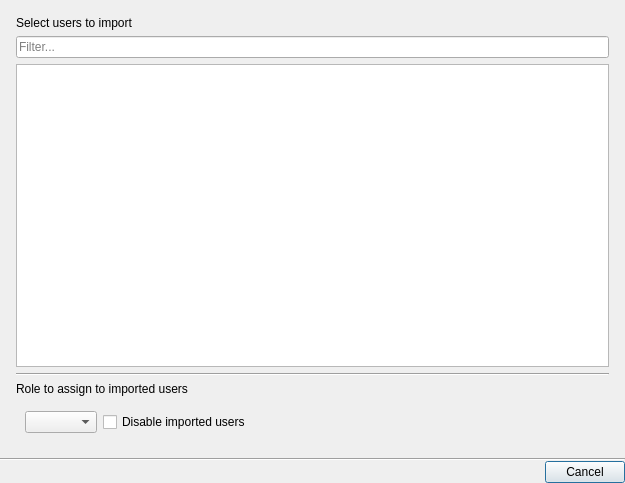
The window that client/libclient/src/ui/dialogs/ldap_users_dialog.ui (networkoptix/nx_open) describes before a commit, drawn with Qt 5.
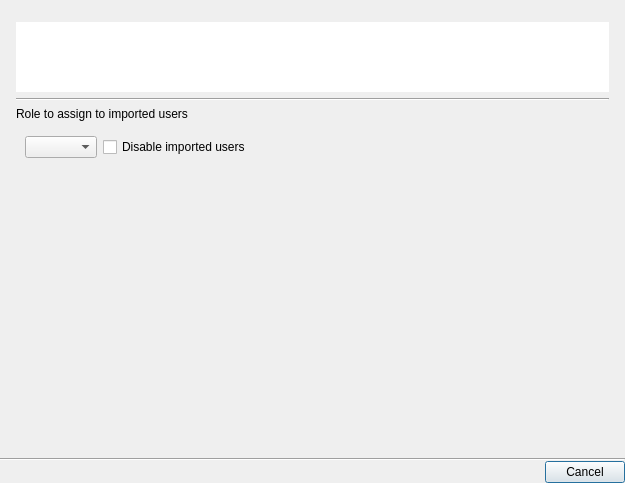
The same window after the commit. The open tabs and pages were chosen to show the change. Custom widgets are drawn as their Qt base class.

Commit message:
VMS-5654 - LDAP import dialog improvements
<==== Mercurial data ====>
Branch: dev_3.0.0_gui

Patch:
```diff
--- a/client/libclient/src/ui/dialogs/ldap_users_dialog.ui
+++ b/client/libclient/src/ui/dialogs/ldap_users_dialog.ui
@@ -63,30 +63,50 @@
           <number>0</number>
          </property>
          <item>
-          <widget class="QLabel" name="selectUsersLabel">
-           <property name="text">
-            <string>Select users to import</string>
+          <widget class="QnSearchLineEdit" name="filterLineEdit" native="true">
+           <property name="sizePolicy">
+            <sizepolicy hsizetype="Expanding" vsizetype="Fixed">
+             <horstretch>0</horstretch>
+             <verstretch>0</verstretch>
+            </sizepolicy>
            </property>
           </widget>
          </item>
          <item>
-          <widget class="QLineEdit" name="filterLineEdit">
-           <property name="placeholderText">
-            <string>Filter...</string>
+          <widget class="QnTreeView" name="usersTable">
+           <property name="sizePolicy">
+            <sizepolicy hsizetype="Expanding" vsizetype="Maximum">
+             <horstretch>0</horstretch>
+             <verstretch>0</verstretch>
+            </sizepolicy>
            </property>
-          </widget>
-         </item>
-         <item>
-          <widget class="QTableView" name="usersTable">
+           <property name="focusPolicy">
+            <enum>Qt::TabFocus</enum>
+           </property>
+           <property name="frameShape">
+            <enum>QFrame::NoFrame</enum>
+           </property>
+           <property name="sizeAdjustPolicy">
+            <enum>QAbstractScrollArea::AdjustToContents</enum>
+           </property>
            <property name="selectionMode">
             <enum>QAbstractItemView::NoSelection</enum>
            </property>
            <property name="selectionBehavior">
             <enum>QAbstractItemView::SelectRows</enum>
            </property>
+           <property name="rootIsDecorated">
+            <bool>false</bool>
+           </property>
            <property name="sortingEnabled">
             <bool>true</bool>
            </property>
+           <property name="allColumnsShowFocus">
+            <bool>true</bool>
+           </property>
+           <attribute name="headerStretchLastSection">
+            <bool>false</bool>
+           </attribute>
           </widget>
          </item>
          <item>
@@ -136,6 +156,19 @@
            </layout>
           </widget>
          </item>
+         <item>
+          <spacer name="verticalSpacer">
+           <property name="orientation">
+            <enum>Qt::Vertical</enum>
+           </property>
+           <property name="sizeHint" stdset="0">
+            <size>
+             <width>1</width>
+             <height>1</height>
+            </size>
+           </property>
+          </spacer>
+         </item>
         </layout>
        </widget>
        <widget class="QWidget" name="loadingPage">
@@ -198,11 +231,22 @@
   </layout>
  </widget>
  <customwidgets>
+  <customwidget>
+   <class>QnTreeView</class>
+   <extends>QTreeView</extends>
+   <header location="global">ui/widgets/common/tree_view.h</header>
+  </customwidget>
   <customwidget>
    <class>QnDialogButtonBox</class>
    <extends>QDialogButtonBox</extends>
    <header location="global">ui/widgets/common/dialog_button_box.h</header>
   </customwidget>
+  <customwidget>
+   <class>QnSearchLineEdit</class>
+   <extends>QWidget</extends>
+   <header location="global">ui/widgets/common/search_line_edit.h</header>
+   <container>1</container>
+  </customwidget>
  </customwidgets>
  <resources/>
  <connections/>
```
The commit also changes 2 other files.
